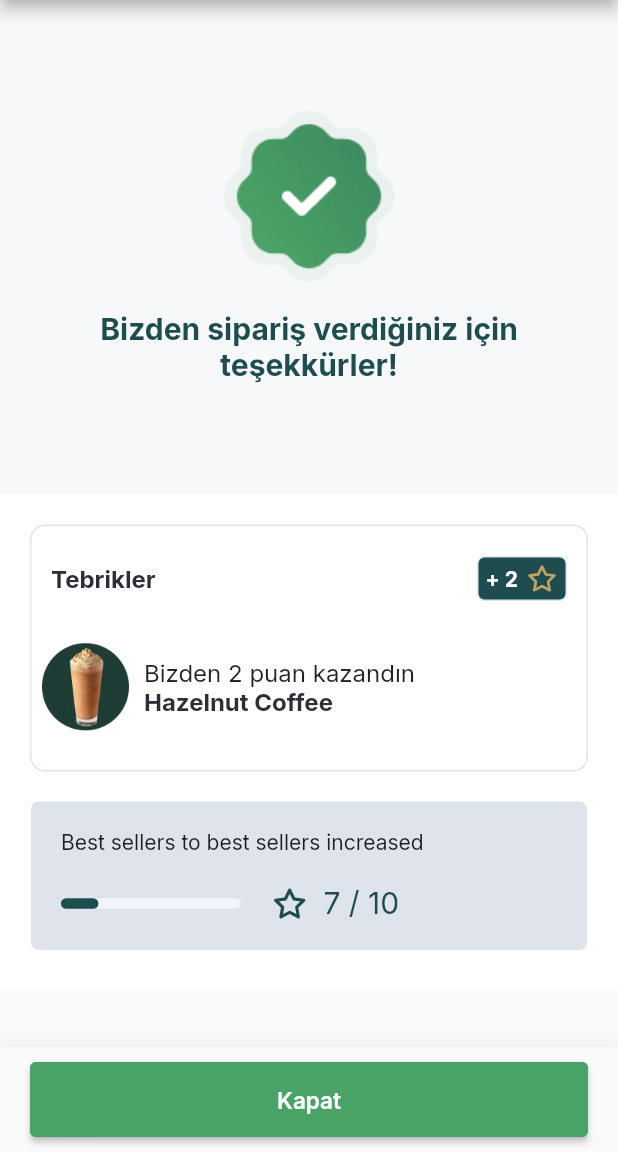
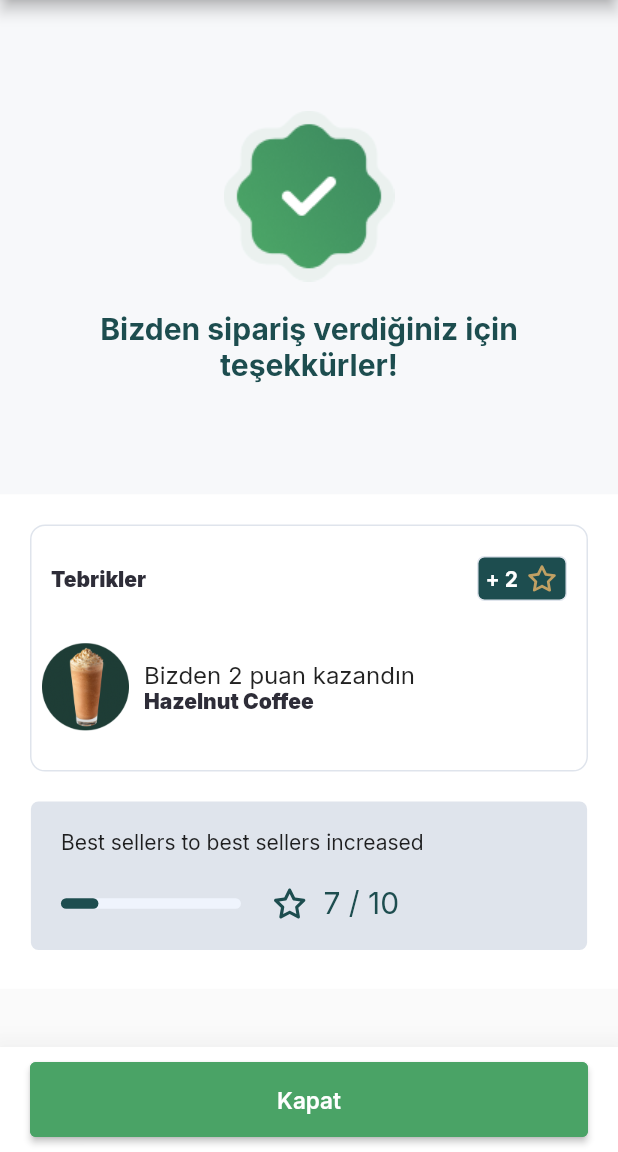
Before and after one commit to durannumit/starbucks-redesign, a Flutter app: the OrderCompletedScreen screen opened by its route, on a phone screen of 412 x 824 dp, the part 84-1236 px from its top. Run offline on Flutter 3.47's test engine with Material 2 defaults, Android fonts, the phone set to English and light mode, and no system bars; our stand-ins replace flutter_svg, google_fonts, syncfusion_flutter_gauges.

Commit message:
order completed screen is done

```diff
--- a/lib/constants/app_theme.dart
+++ b/lib/constants/app_theme.dart
@@ -29,8 +29,8 @@
     ),
     headline4: const TextStyle(
       color: AppColors.dark,
-      fontWeight: FontWeight.w700,
-      fontSize: 16,
+      fontWeight: FontWeight.w900,
+      fontSize: 14,
     ),
     bodyText1: const TextStyle(
       fontWeight: FontWeight.bold,
--- a/lib/pages/login/login_screen.dart
+++ b/lib/pages/login/login_screen.dart
@@ -146,7 +146,7 @@
                 ),
               ),
               onPressed: () {
-                Navigator.of(context).pushNamed(Routes.order);
+                Navigator.of(context).pushNamed(Routes.home);
               },
               child: const Center(
                   child: Text(
--- a/lib/pages/order/order_completed_scren.dart
+++ b/lib/pages/order/order_completed_scren.dart
@@ -10,6 +10,7 @@
     return Scaffold(
       bottomNavigationBar: Material(
         elevation: 20,
+        color: Colors.white,
         child: Container(
           padding: const EdgeInsets.symmetric(
             horizontal: 20,
```
Also changed, not shown: 2 other files.
